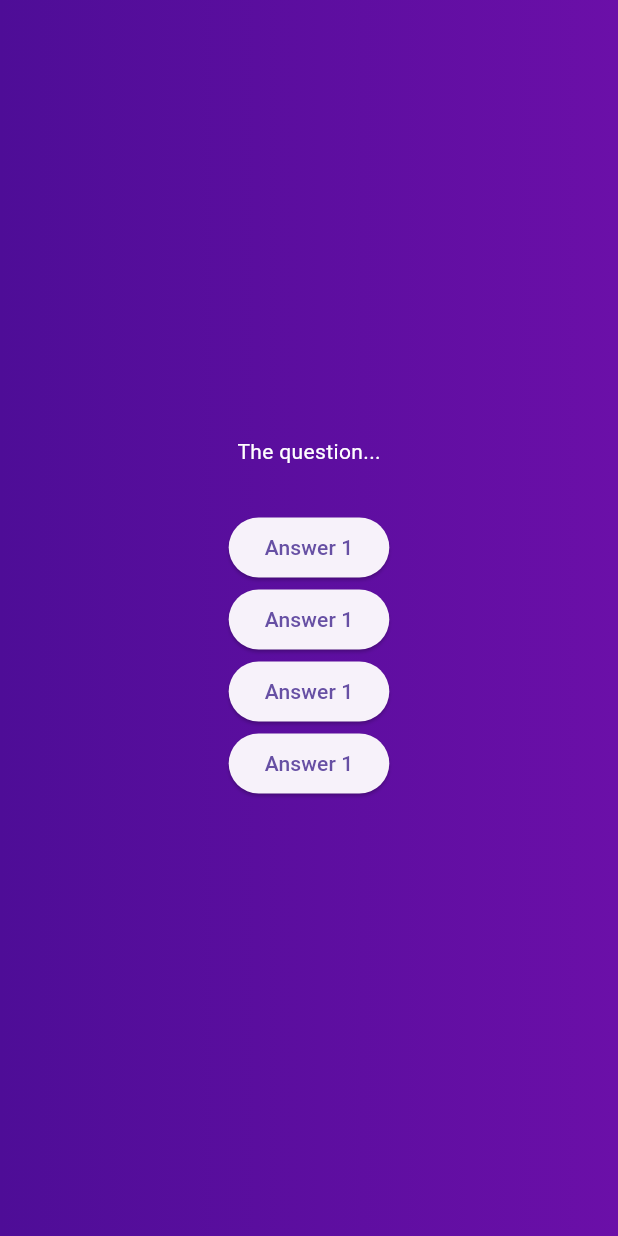
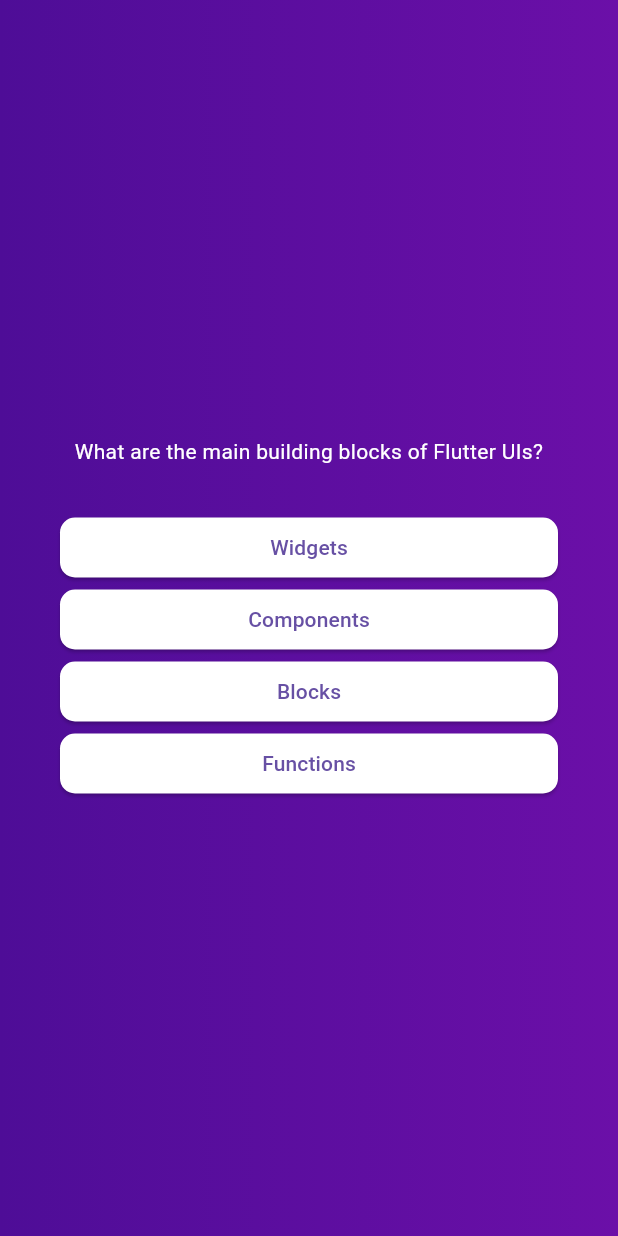
Before and after one commit to denysartiukhov/quiz, a Flutter app: the screen it shows after launch, after a tap on "Start Quiz!", on a phone screen of 412 x 824 dp. Run offline on Flutter 3.47's test engine with Material 3 defaults, Android fonts, the phone set to English and light mode, and no system bars.

Commit message:
Format questions screen

```diff
--- a/lib/answer_button.dart
+++ b/lib/answer_button.dart
@@ -1,7 +1,11 @@
 import 'package:flutter/material.dart';
 
 class AnswerButton extends StatelessWidget {
-  AnswerButton(this.answerText, this.onTap, {super.key});
+  const AnswerButton({
+    super.key,
+    required this.answerText,
+    required this.onTap,
+  });
 
   final String answerText;
   final void Function() onTap;
@@ -10,7 +14,16 @@ class AnswerButton extends StatelessWidget {
   Widget build(BuildContext context) {
     return ElevatedButton(
       onPressed: onTap,
-      style: ElevatedButton.styleFrom(),
+      style: ElevatedButton.styleFrom(
+        padding: const EdgeInsets.symmetric(
+          vertical: 10,
+          horizontal: 40,
+        ),
+        backgroundColor: Colors.white,
+        shape: RoundedRectangleBorder(
+          borderRadius: BorderRadius.circular(10),
+        ),
+      ),
       child: Text(answerText),
     );
   }
--- a/lib/questions_screen.dart
+++ b/lib/questions_screen.dart
@@ -1,4 +1,6 @@
 import 'package:flutter/material.dart';
+import 'package:quiz/answer_button.dart';
+import 'package:quiz/data/questions.dart';
 
 class QuestionsScreen extends StatefulWidget {
   const QuestionsScreen({super.key});
@@ -11,34 +13,31 @@ class QuestionsScreen extends StatefulWidget {
 class _QuestionScreenState extends State<QuestionsScreen> {
   @override
   Widget build(context) {
+    final currentQuestion = questions[0];
+
     return Center(
+      child: Container(
+        margin: const EdgeInsets.all(40),
         child: Column(
           mainAxisAlignment: MainAxisAlignment.center,
+          crossAxisAlignment: CrossAxisAlignment.stretch,
           children: [
-          const Text(
-            'The question...',
-            style: TextStyle(
+            Text(
+              currentQuestion.text,
+              style: const TextStyle(
                 color: Colors.white,
               ),
+              textAlign: TextAlign.center,
             ),
             const SizedBox(height: 30),
-          ElevatedButton(
-            onPressed: () {},
-            child: const Text("Answer 1"),
+            ...currentQuestion.answers.map((answer) {     // spreading/unpacking the list
+              return AnswerButton(
+                answerText: answer,
+                onTap: () {},
+              );
+            }),
+          ],
         ),
-          ElevatedButton(
-            onPressed: () {},
-            child: const Text("Answer 1"),
-          ),
-          ElevatedButton(
-            onPressed: () {},
-            child: const Text("Answer 1"),
-          ),
-          ElevatedButton(
-            onPressed: () {},
-            child: const Text("Answer 1"),
-          ),
-        ],
       ),
     );
   }
```
Lines whose indentation alone changed are shown as unchanged.
